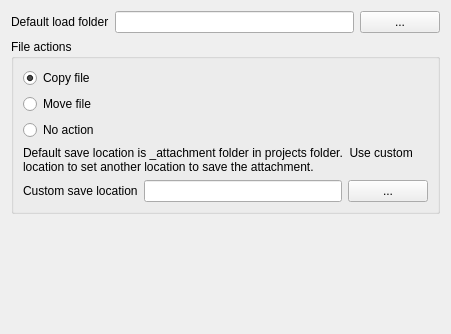
Qt form src/configmanager/editorwidgets/uifiles/ui_attachmentwidget_config.ui (roam-qgis/Roam) before a commit.
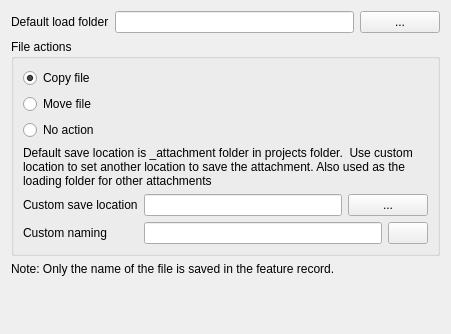
The same form after that commit. Icons and pictures are not drawn.

Commit message: Add custom naming for attachments

```diff
--- a/src/configmanager/editorwidgets/uifiles/ui_attachmentwidget_config.ui
+++ b/src/configmanager/editorwidgets/uifiles/ui_attachmentwidget_config.ui
@@ -63,7 +63,7 @@
       <item row="5" column="0" colspan="2">
        <widget class="QLabel" name="label">
         <property name="text">
-         <string>Default save location is _attachment folder in projects folder.  Use custom location to set another location to save the attachment.</string>
+         <string>Default save location is _attachment folder in projects folder.  Use custom location to set another location to save the attachment. Also used as the loading folder for other attachments</string>
         </property>
         <property name="wordWrap">
          <bool>true</bool>
@@ -114,9 +114,41 @@
         </attribute>
        </widget>
       </item>
+      <item row="8" column="0">
+       <widget class="QLabel" name="label_4">
+        <property name="text">
+         <string>Custom naming</string>
+        </property>
+       </widget>
+      </item>
+      <item row="8" column="1">
+       <layout class="QHBoxLayout" name="horizontalLayout_3">
+        <item>
+         <widget class="QLineEdit" name="namingText"/>
+        </item>
+        <item>
+         <widget class="QPushButton" name="nameExpressionButton">
+          <property name="text">
+           <string/>
+          </property>
+          <property name="icon">
+           <iconset resource="../../ui/resources.qrc">
+            <normaloff>:/icons/Expression</normaloff>:/icons/Expression</iconset>
+          </property>
+         </widget>
+        </item>
+       </layout>
+      </item>
      </layout>
     </widget>
    </item>
+   <item row="2" column="0" colspan="2">
+    <widget class="QLabel" name="label_2">
+     <property name="text">
+      <string>Note: Only the name of the file is saved in the feature record.</string>
+     </property>
+    </widget>
+   </item>
   </layout>
  </widget>
  <tabstops>
```
Left out of the diff: 5 changed lines with no effect on the pictures. The commit also changes 3 other files.
